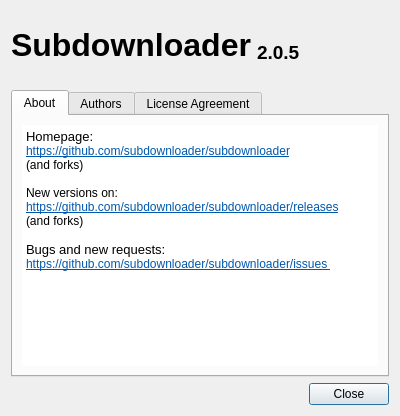
Above: subdownloader/client/gui/about.ui from subdownloader/subdownloader before the change. Below: the same form after it.
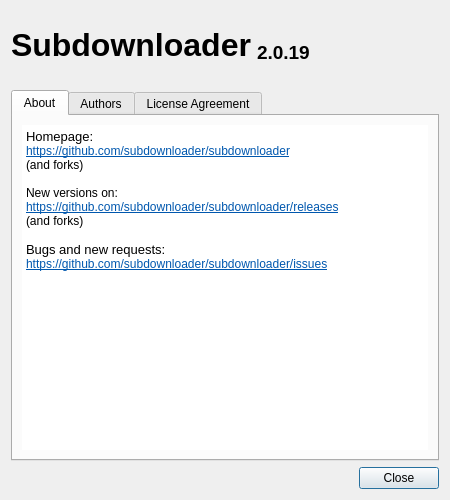
That is the form after the change. Icons and pictures are not drawn.

Commit message: gui: tweaked about dialog a bit + various python header changes

What changed in the file:
```diff
--- a/subdownloader/client/gui/about.ui
+++ b/subdownloader/client/gui/about.ui
@@ -9,26 +9,26 @@
    <rect>
     <x>0</x>
     <y>0</y>
-    <width>400</width>
-    <height>416</height>
+    <width>450</width>
+    <height>500</height>
    </rect>
   </property>
   <property name="sizePolicy">
-   <sizepolicy hsizetype="Preferred" vsizetype="Maximum">
+   <sizepolicy hsizetype="Maximum" vsizetype="Maximum">
     <horstretch>0</horstretch>
     <verstretch>0</verstretch>
    </sizepolicy>
   </property>
   <property name="minimumSize">
    <size>
-    <width>400</width>
-    <height>400</height>
+    <width>450</width>
+    <height>500</height>
    </size>
   </property>
   <property name="maximumSize">
    <size>
-    <width>400</width>
-    <height>600</height>
+    <width>450</width>
+    <height>500</height>
    </size>
   </property>
   <property name="windowTitle">
@@ -92,7 +92,7 @@
 &lt;html&gt;&lt;head&gt;&lt;meta name=&quot;qrichtext&quot; content=&quot;1&quot; /&gt;&lt;style type=&quot;text/css&quot;&gt;
 p, li { white-space: pre-wrap; }
 &lt;/style&gt;&lt;/head&gt;&lt;body style=&quot; font-family:'Tahoma'; font-size:10pt; font-weight:600; font-style:italic;&quot;&gt;
-&lt;p style=&quot; margin-top:0px; margin-bottom:0px; margin-left:0px; margin-right:0px; -qt-block-indent:0; text-indent:0px; font-family:'Sans Serif'; font-size:9pt; font-weight:400; font-style:normal;&quot;&gt;&lt;span style=&quot; font-family:'serif'; font-size:14pt; font-weight:600;&quot;&gt;2.0.5&lt;/span&gt;&lt;/p&gt;&lt;/body&gt;&lt;/html&gt;</string>
+&lt;p style=&quot; margin-top:0px; margin-bottom:0px; margin-left:0px; margin-right:0px; -qt-block-indent:0; text-indent:0px;&quot;&gt;&lt;span style=&quot; font-family:'serif'; font-size:14pt; font-style:normal;&quot;&gt;2.0.19&lt;/span&gt;&lt;/p&gt;&lt;/body&gt;&lt;/html&gt;</string>
        </property>
        <property name="alignment">
         <set>Qt::AlignBottom|Qt::AlignLeading|Qt::AlignLeft</set>
@@ -167,8 +167,7 @@
 &lt;p style=&quot; margin-top:0px; margin-bottom:0px; margin-left:0px; margin-right:0px; -qt-block-indent:0; text-indent:0px;&quot;&gt;&lt;span style=&quot; font-family:'Sans Serif'; font-size:9pt;&quot;&gt;(&lt;/span&gt;&lt;span style=&quot; font-family:'Sans Serif'; font-size:9pt; color:#000000;&quot;&gt;and forks&lt;/span&gt;&lt;span style=&quot; font-family:'Sans Serif'; font-size:9pt;&quot;&gt;)&lt;/span&gt;&lt;/p&gt;
 &lt;p style=&quot;-qt-paragraph-type:empty; margin-top:0px; margin-bottom:0px; margin-left:0px; margin-right:0px; -qt-block-indent:0; text-indent:0px; font-family:'Sans Serif'; font-size:9pt;&quot;&gt;&lt;br /&gt;&lt;/p&gt;
 &lt;p style=&quot; margin-top:0px; margin-bottom:0px; margin-left:0px; margin-right:0px; -qt-block-indent:0; text-indent:0px;&quot;&gt;&lt;span style=&quot; font-family:'DejaVu Sans'; font-size:10pt;&quot;&gt;Bugs and new requests:&lt;/span&gt;&lt;/p&gt;
-&lt;p style=&quot; margin-top:0px; margin-bottom:0px; margin-left:0px; margin-right:0px; -qt-block-indent:0; text-indent:0px;&quot;&gt;&lt;a href=&quot;https://github.com/subdownloader/subdownloader/issues
-&quot;&gt;&lt;span style=&quot; font-family:'Sans Serif'; font-size:9pt; text-decoration: underline; color:#0057ae;&quot;&gt;https://github.com/subdownloader/subdownloader/issues &lt;/span&gt;&lt;/a&gt;&lt;/p&gt;
+&lt;p style=&quot; margin-top:0px; margin-bottom:0px; margin-left:0px; margin-right:0px; -qt-block-indent:0; text-indent:0px;&quot;&gt;&lt;a href=&quot;https://github.com/subdownloader/subdownloader/issues&quot;&gt;&lt;span style=&quot; font-family:'Sans Serif'; font-size:9pt; text-decoration: underline; color:#0057ae;&quot;&gt;https://github.com/subdownloader/subdownloader/issues&lt;/span&gt;&lt;/a&gt;&lt;/p&gt;
 &lt;p style=&quot;-qt-paragraph-type:empty; margin-top:12px; margin-bottom:12px; margin-left:0px; margin-right:0px; -qt-block-indent:0; text-indent:0px; font-family:'Sans Serif'; font-size:9pt;&quot;&gt;&lt;br /&gt;&lt;/p&gt;&lt;/body&gt;&lt;/html&gt;</string>
          </property>
          <property name="openExternalLinks">
```
Left out of the diff: 4 changed lines with no effect on the pictures. The commit also changes 10 other files.
